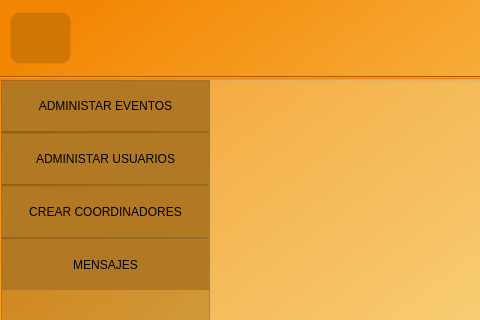
Above: ui_files/mainwindow.ui from Hrndz16/Simes before the change; both pictures show x 0 to 480 and y 0 to 320 of the 836 by 643 pixel window. Below: the same form after it.
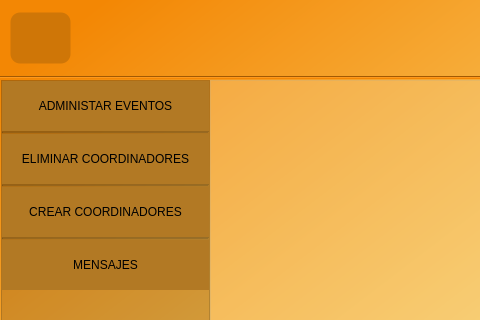
That is the form after the change. The open tabs and pages were chosen to show the change. Icons and pictures are not drawn.

Patch:
```diff
--- a/ui_files/mainwindow.ui
+++ b/ui_files/mainwindow.ui
@@ -2894,7 +2894,7 @@
                      <string notr="true"/>
                     </property>
                     <property name="text">
-                     <string>ADMINISTAR USUARIOS</string>
+                     <string>ELIMINAR COORDINADORES</string>
                     </property>
                    </widget>
                   </item>
```
Left out of the diff: 73 changed lines with no effect on the pictures.
